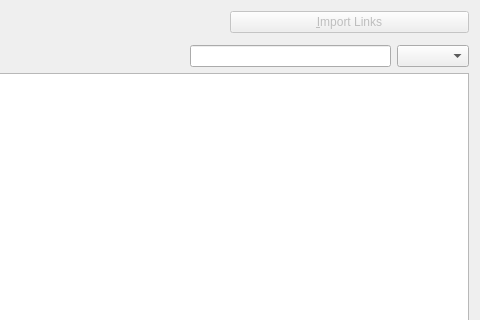
First picture: the form in ui/linkview/importlinkdialog.ui, repository KDE/kget, before the edit; both pictures show x 270 to 750 and y 0 to 320 of the 750 by 407 pixel window.
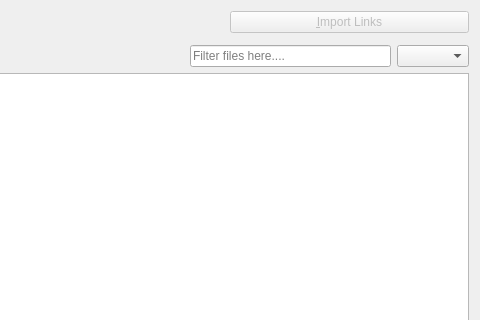
Second picture: the form after the edit. Custom widgets are drawn as their Qt base class.

Patch:
```diff
--- a/ui/linkview/importlinkdialog.ui
+++ b/ui/linkview/importlinkdialog.ui
@@ -114,7 +114,7 @@
        <property name="toolTip">
         <string>You can use wildcards for filtering.</string>
        </property>
-       <property name="clickMessage" stdset="0">
+       <property name="placeholderText" stdset="0">
         <string>Filter files here....</string>
        </property>
        <property name="showClearButton" stdset="0">
```
